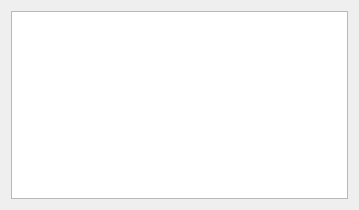
Qt form dialog_version.ui (Tria-Andy/WorkoutEditor) before a commit.
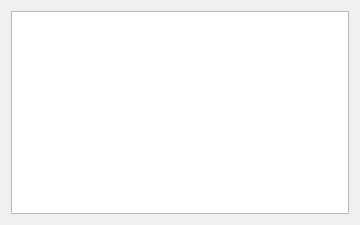
The same form after that commit.

Commit message: Regards Final or DEV version

The edit to the form file:
```diff
--- a/dialog_version.ui
+++ b/dialog_version.ui
@@ -6,8 +6,8 @@
    <rect>
     <x>0</x>
     <y>0</y>
-    <width>359</width>
-    <height>210</height>
+    <width>360</width>
+    <height>225</height>
    </rect>
   </property>
   <property name="windowTitle">
```
The commit also changes 1 other file.
